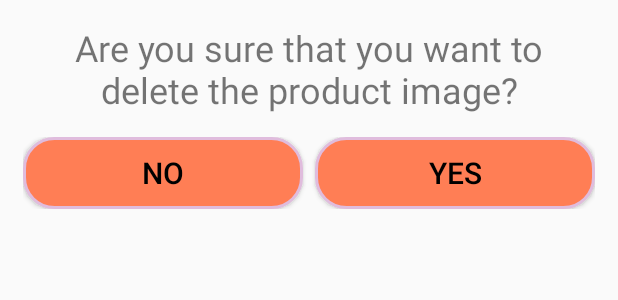
After one commit to FranciscoBugalho/Amov2021_tp1, an Android app: the layout delete_product_image_dialog.xml on its own in the app's theme, with its tools: preview values and no code run, on a phone screen of 412 x 824 dp. The commit adds this screen. Shown: the top 300 px of the screen. Run offline under Robolectric (Android 15) with nearby library versions, the phone set to English and light mode, and no system bars.

Commit message:
Remove image update

```diff
--- a/app/src/main/java/pt/isec/amovtp1/grocerylistmanagement/CreateNewProductListActivity.kt
+++ b/app/src/main/java/pt/isec/amovtp1/grocerylistmanagement/CreateNewProductListActivity.kt
@@ -51,11 +51,12 @@ class CreateNewProductListActivity : AppCompatActivity() {
         if(opt == 1) {
             listName = intent.getStringExtra(IntentConstants.LIST_NAME)!!
             findViewById<EditText>(R.id.etListName).setText(listName)
-            selectedProducts = intent.getSerializableExtra(IntentConstants.SELECTED_PRODUCTS_LIST) as HashMap<String, String?>
 
             // Update title on actionbar and on the textview
             val title = intent.getStringExtra(IntentConstants.MANAGE_PRODUCTS_TITLE)!!
             tvTitle!!.text = title
+
+            selectedProducts = intent.getSerializableExtra(IntentConstants.SELECTED_PRODUCTS_LIST) as HashMap<String, String?>
 
             if(title == getString(R.string.create_new_list_title)) {
                 listId = null
@@ -324,6 +325,7 @@ class CreateNewProductListActivity : AppCompatActivity() {
                     .putExtra(IntentConstants.PRODUCT_NAME_TO_EDIT, key)
                     .putExtra(IntentConstants.LIST_NAME, listName)
                     .putExtra(IntentConstants.SELECTED_PRODUCTS_LIST, selectedProducts)
+                    .putExtra(IntentConstants.MANAGE_PRODUCTS_TITLE, tvTitle.text.toString())
                     .also {
                     startActivity(it)
                 }
--- a/app/src/main/java/pt/isec/amovtp1/grocerylistmanagement/database/GMLDatabase.kt
+++ b/app/src/main/java/pt/isec/amovtp1/grocerylistmanagement/database/GMLDatabase.kt
@@ -935,7 +935,7 @@ class GMLDatabase(context: Context) : SQLiteOpenHelper(
             return "N/A"
         }
 
-        val cursorU = db.rawQuery(SELECT_UNIT_NAME_BY_ID, arrayOf(cursorQU.getLong(cursorQU.getColumnIndex(LIST_PRODUCT_QUANTITY)).toString()))
+        val cursorU = db.rawQuery(SELECT_UNIT_NAME_BY_ID, arrayOf(cursorQU.getLong(cursorQU.getColumnIndex(UNIT_ID)).toString()))
         cursorQU.close()
         cursorU.moveToFirst()
         val unit = cursorU.getString(cursorU.getColumnIndex(UNIT_NAME))
--- /dev/null
+++ b/app/src/main/res/layout/delete_product_image_dialog.xml
@@ -0,0 +1,44 @@
+<?xml version="1.0" encoding="utf-8"?>
+<LinearLayout xmlns:android="http://schemas.android.com/apk/res/android"
+    android:layout_width="match_parent"
+    android:layout_height="match_parent"
+    android:orientation="vertical"
+    android:padding="@dimen/aud_ll_padding">
+
+    <TextView
+        android:layout_width="match_parent"
+        android:layout_height="wrap_content"
+        android:text="@string/are_you_sure_that_you_want_to_delete_the_product_image_title"
+        android:textSize="@dimen/aud_tv_title_text_size"
+        android:textAlignment="center" />
+
+    <LinearLayout
+        android:layout_width="match_parent"
+        android:layout_height="wrap_content"
+        android:layout_marginTop="@dimen/aud_ll_buttons_margin_top">
+
+        <Button
+            android:id="@+id/btnNo"
+            android:layout_width="match_parent"
+            android:layout_height="wrap_content"
+            android:background="@drawable/btns_ripple_main_activity"
+            android:text="@string/dpi_dialog_btn_text_no"
+            android:textColor="@color/black"
+            android:textSize="@dimen/aud_btns_text_size"
+            android:layout_weight="1"
+            android:layout_marginEnd="@dimen/aud_btns_margins" />
+
+        <Button
+            android:id="@+id/btnYes"
+            android:layout_width="match_parent"
+            android:layout_height="wrap_content"
+            android:background="@drawable/btns_ripple_main_activity"
+            android:text="@string/dpi_dialog_btn_text_yes"
+            android:textColor="@color/black"
+            android:textSize="@dimen/aud_btns_text_size"
+            android:layout_weight="1"
+            android:layout_marginStart="@dimen/aud_btns_margins" />
+
+    </LinearLayout>
+
+</LinearLayout>
--- a/app/src/main/res/values/strings.xml
+++ b/app/src/main/res/values/strings.xml
@@ -95,5 +95,8 @@
     <string name="you_dont_have_any_purchase_history_text">You don\'t have any purchases yet!</string>
     <string name="list_details_title">List Details</string>
     <string name="avbld_tv_bought_date_text">Bought Date:</string>
+    <string name="are_you_sure_that_you_want_to_delete_the_product_image_title">Are you sure that you want to delete the product image?</string>
+    <string name="dpi_dialog_btn_text_no">No</string>
+    <string name="dpi_dialog_btn_text_yes">Yes</string>
 
 </resources>
```
Also changed, not shown: app/src/main/java/pt/isec/amovtp1/grocerylistmanagement/CreateNewProductActivity.kt (+41 -0 lines), app/src/main/java/pt/isec/amovtp1/grocerylistmanagement/PurchaseProductsActivity.kt (+9 -6 lines), 1 other file.
